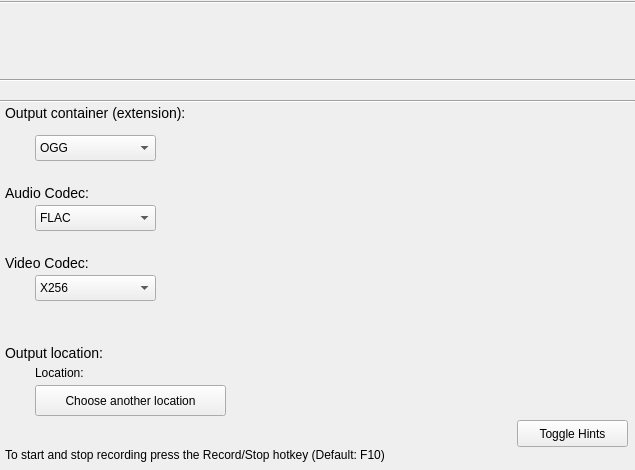
This is MainWindow.ui in mansoor-s/Screencast as Qt 5 draws it before an edit. The edited form follows.
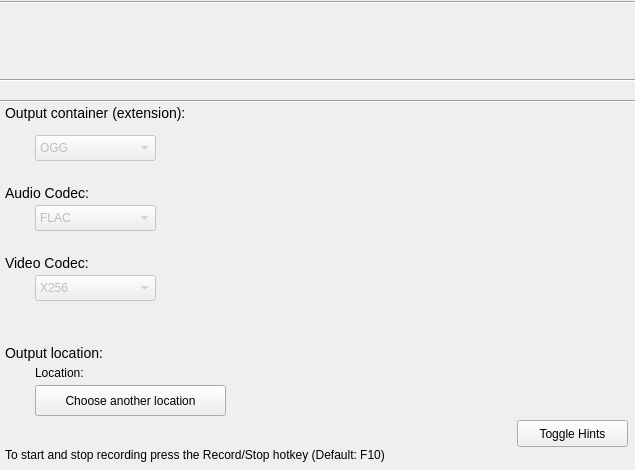
This is the edited form. The open tabs and pages were chosen to show the change. Icons and pictures are not drawn.

The edit to the form file:
```diff
--- a/MainWindow.ui
+++ b/MainWindow.ui
@@ -374,7 +374,10 @@
     </widget>
     <widget class="QWidget" name="cameraPage"/>
     <widget class="QWidget" name="outputPage">
-     <widget class="QComboBox" name="comboBox">
+     <widget class="QComboBox" name="outputContainerCombo">
+      <property name="enabled">
+       <bool>false</bool>
+      </property>
       <property name="geometry">
        <rect>
         <x>30</x>
@@ -522,7 +525,10 @@
        <string/>
       </property>
      </widget>
-     <widget class="QComboBox" name="comboBox_2">
+     <widget class="QComboBox" name="videoCodecCombo">
+      <property name="enabled">
+       <bool>false</bool>
+      </property>
       <property name="geometry">
        <rect>
         <x>30</x>
@@ -552,7 +558,10 @@
        </property>
       </item>
      </widget>
-     <widget class="QComboBox" name="comboBox_3">
+     <widget class="QComboBox" name="audioCodecCombo">
+      <property name="enabled">
+       <bool>false</bool>
+      </property>
       <property name="geometry">
        <rect>
         <x>30</x>
```
Left out of the diff: 18 changed lines with no effect on the pictures.
